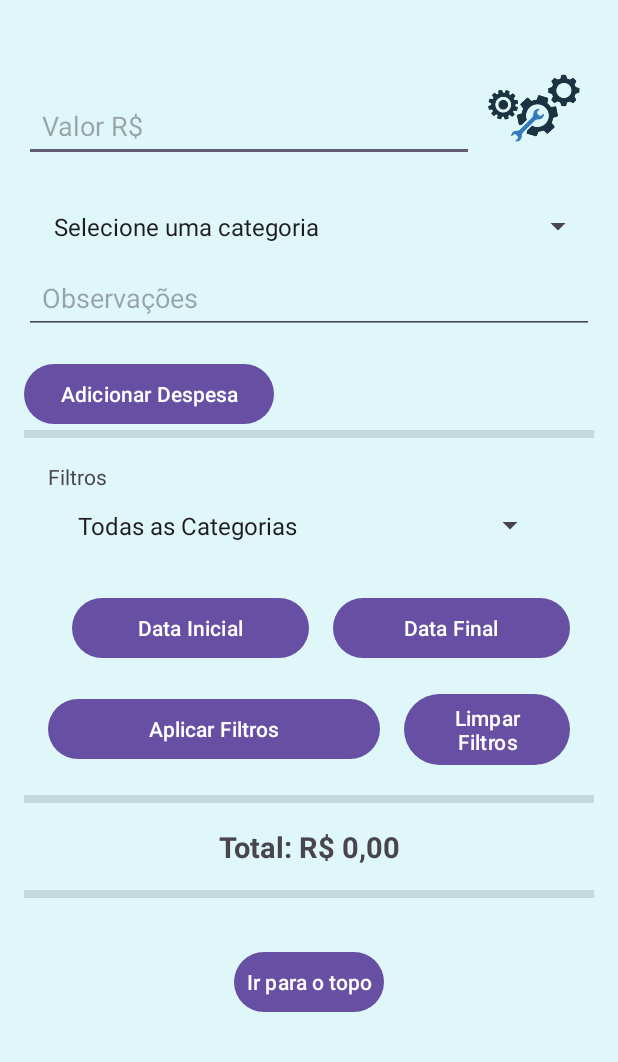
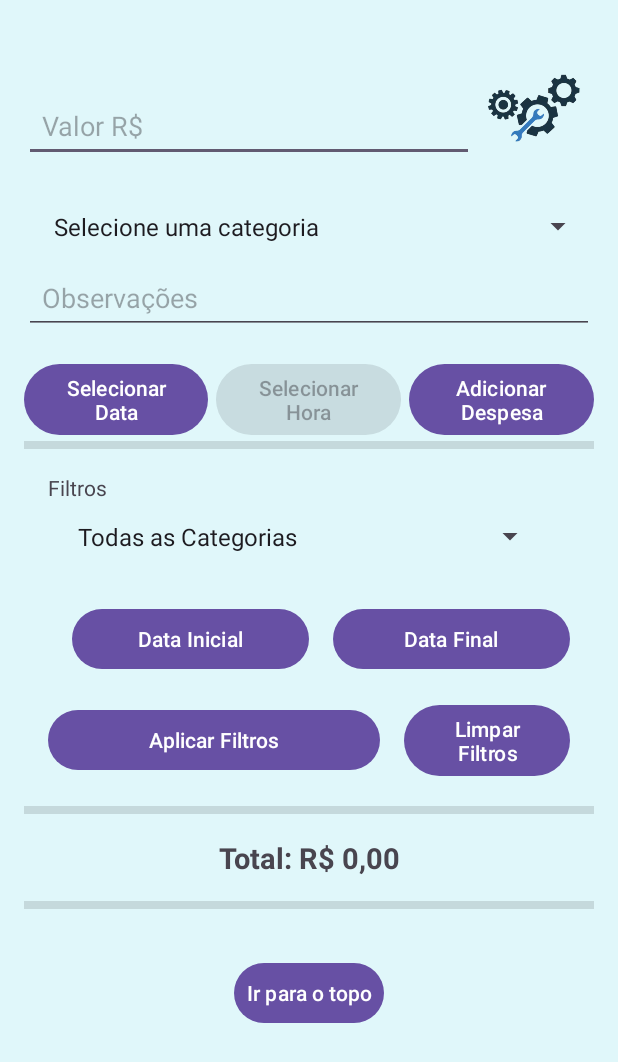
Before and after one commit to bruno-amc/kotlin_projects, an Android app: the screen it shows after launch (ExpenseControlScreen), after a tap on "Adicionar Despesa", on a phone screen of 412 x 824 dp. Shown: the top 1062 px of the screen. Run offline under Robolectric (Android 15) with nearby library versions, the phone set to English and light mode, and no system bars.

Commit message:
colocado campos da DATAS para inserção, ajuste do label NOTAS para OBS

```diff
--- a/expense_control_app/app/src/main/java/com/example/expense_control_app/ExpenseControlScreen.kt
+++ b/expense_control_app/app/src/main/java/com/example/expense_control_app/ExpenseControlScreen.kt
@@ -3,6 +3,7 @@ package com.example.expense_control_app
 import android.annotation.SuppressLint
 import android.app.AlertDialog
 import android.app.DatePickerDialog
+import android.app.TimePickerDialog
 import android.content.Intent
 import android.os.Bundle
 import android.widget.ArrayAdapter
@@ -31,10 +32,15 @@ class ExpenseControlScreen : AppCompatActivity() {
     private var startDate: String? = null
     private var endDate: String? = null
     private lateinit var spinnerCategoryFilter: Spinner
-    private lateinit var buttonStartDate: Button
-    private lateinit var buttonEndDate: Button
+    private lateinit var buttonStartDate: Button //data inicial do campo de filtro
+    private lateinit var buttonEndDate: Button //data final do campo de filtro
     private lateinit var textViewSomaGastos: TextView
+    private lateinit var buttonSelectDate: Button //data para a parte de criação de nova despesa
+    private lateinit var buttonSelectTime: Button //hora para a parte de criação de nova despesa
+    private var selectedDateCalendar: String? = null  // variável para data para a parte de criação de nova despesa
+    private var selectedTimeClock: String? = null // variável para hora para a parte de criação de nova despesa
 
+    @SuppressLint("ClickableViewAccessibility")
     override fun onCreate(savedInstanceState: Bundle?) {
         super.onCreate(savedInstanceState)
         enableEdgeToEdge()
@@ -52,6 +58,12 @@ class ExpenseControlScreen : AppCompatActivity() {
         buttonStartDate = findViewById(R.id.button_select_start_date)
         buttonEndDate = findViewById(R.id.button_select_end_date)
         textViewSomaGastos = findViewById(R.id.textViewSomaGastos)
+        buttonSelectDate = findViewById(R.id.button_select_date)
+        buttonSelectTime = findViewById(R.id.button_select_time)
+
+        // Estado inicial dos botões de Adicionar Despesas e de clicar na Hora
+        buttonSelectTime.isEnabled = false // Hora congelada, só libera dps que a data for escolhida
+        buttonAddNewExpense.isEnabled = true // Adicionar despesa liberado, só congela se uma data for escolhida até que a hora tbm seja escolhida (obrigar usuário a escolher data + hora).
 
 
         // botão do canto superior esquerdo das engrenagens de configuração que faz navegação para tela de configurações
@@ -75,6 +87,32 @@ class ExpenseControlScreen : AppCompatActivity() {
             nestedScrollView.smoothScrollTo(0, 0)
         }
 
+
+        // ação para escolher a data na parte de criação de nova despesa
+        buttonSelectDate.setOnClickListener {
+            showDatePickerDialog { selectedDate ->
+                selectedDateCalendar = selectedDate
+                buttonSelectDate.text = " $selectedDate "
+                Toast.makeText(this, "Data escolhida: $selectedDate\n Escolha a Hora / Minuto", Toast.LENGTH_SHORT).show()
+                // Descongela o botão de hora
+                buttonSelectTime.isEnabled = true
+                // Congela o botão de adicionar despesa
+                buttonAddNewExpense.isEnabled = false
+            }
+        }
+        //ação para escolher a hora na parte de criação de nova despesa
+        buttonSelectTime.setOnClickListener {
+            showTimePickerDialog { selectedTime ->
+                selectedTimeClock = selectedTime
+                buttonSelectTime.text = " $selectedTime "
+                Toast.makeText(this, "Hora escolhida: $selectedTime", Toast.LENGTH_SHORT).show()
+                // Descongela o botão de adicionar despesa
+                buttonAddNewExpense.isEnabled = true
+
+            }
+        }
+
+
         // Carregar categorias no Spinner
         loadCategoryFilter()
 
@@ -85,6 +123,7 @@ class ExpenseControlScreen : AppCompatActivity() {
             showDatePickerDialog { selectedDate ->
                 startDate = selectedDate
                 buttonStartDate.text = "Início: $selectedDate"
+
             }
         }
 
@@ -133,19 +172,35 @@ class ExpenseControlScreen : AppCompatActivity() {
             val expenseValue = editTextNewExpenseValue.text.toString().toDoubleOrNull()
             val expenseNotes = editTextNewExpenseNotes.text.toString()
 
-            val currentDate = getCurrentDateTime()
+            val (currentDate, currentTime) = getCurrentDateTime()
+
+            val finalDateTime = when {
+                selectedDateCalendar != null && selectedTimeClock != null -> "$selectedDateCalendar $selectedTimeClock:00"
+                selectedDateCalendar != null -> "$selectedDateCalendar $currentTime"
+                else -> currentDate
+            }
+
 
             if (expenseValue != null && selectedCategory != "Selecione uma categoria") {
                 val categoryId = dbHelper.getCategoryIdByName(selectedCategory)
 
                 if (categoryId != null) {
-                    dbHelper.addExpense(expenseValue, expenseNotes, currentDate, categoryId)
+                    dbHelper.addExpense(expenseValue, expenseNotes, finalDateTime, categoryId)
 
                     Toast.makeText(this, "Despesa adicionada na categoria $selectedCategory", Toast.LENGTH_SHORT).show()
 
                     editTextNewExpenseValue.text.clear()
                     editTextNewExpenseNotes.text.clear()
-                    spinnerExpenseCategory.setSelection(0) // Retorna o Spinner para a posição inicial
+                    spinnerExpenseCategory.setSelection(0)
+
+                    selectedDateCalendar = null
+                    selectedTimeClock = null
+                    buttonSelectDate.text = "Selecionar Data"
+                    buttonSelectTime.text = "Selecionar Hora"
+
+                    buttonSelectTime.isEnabled = false
+                    buttonAddNewExpense.isEnabled = true
+
                     loadExpenses()
                 } else {
                     Toast.makeText(this, "Erro ao encontrar a categoria selecionada.", Toast.LENGTH_SHORT).show()
@@ -158,6 +213,7 @@ class ExpenseControlScreen : AppCompatActivity() {
                 }
             }
         }
+
     }
 
     override fun onResume() {
@@ -180,6 +236,22 @@ class ExpenseControlScreen : AppCompatActivity() {
         loadExpensesFiltered(categoryId, startDateFormatted, endDateFormatted)
         Toast.makeText(this, "Filtro Aplicado", Toast.LENGTH_SHORT).show()
     }
+
+    // Função para exibir o TimePickerDialog
+    private fun showTimePickerDialog(onTimeSelected: (String) -> Unit) {
+        val calendar = Calendar.getInstance()
+        val hour = calendar.get(Calendar.HOUR_OF_DAY)
+        val minute = calendar.get(Calendar.MINUTE)
+
+        val timePickerDialog = TimePickerDialog(this, { _, selectedHour, selectedMinute ->
+            val selectedTime = String.format("%02d:%02d", selectedHour, selectedMinute)
+            onTimeSelected(selectedTime) // Retorna o horário selecionado
+        }, hour, minute, true) // 'true' para formato 24h
+
+        timePickerDialog.show()
+    }
+
+
 
     private fun showDatePickerDialog(onDateSelected: (String) -> Unit) {
         val calendar = Calendar.getInstance()
@@ -214,7 +286,7 @@ class ExpenseControlScreen : AppCompatActivity() {
 
         // Verificar se existem categorias além de "Selecione uma categoria"
         if (categories.size == 1) { // Significa que apenas a opção inicial está presente
-            Toast.makeText(this, "Nenhuma categoria cadastrada. Insira categorias nas configurações.", Toast.LENGTH_LONG).show()
+            Toast.makeText(this, "Nenhuma categoria cadastrada.\nInsira categorias nas configurações.", Toast.LENGTH_LONG).show()
         }
 
         // Configurar o Spinner com as categorias
@@ -225,9 +297,14 @@ class ExpenseControlScreen : AppCompatActivity() {
     }
 
     //Função para Obter Data e Hora
-    private fun getCurrentDateTime(): String {
+    private fun getCurrentDateTime(): Pair<String, String> {
+
+        //obeter data e hora
         val dateFormat = java.text.SimpleDateFormat("dd/MM/yyyy HH:mm:ss", java.util.Locale.getDefault())
-        return dateFormat.format(java.util.Date())
+
+        //Obter somente a hora, sem a data
+        val timeFormat = java.text.SimpleDateFormat("HH:mm", java.util.Locale.getDefault())
+        return Pair( dateFormat.format(java.util.Date()), timeFormat.format(java.util.Date()))
     }
 
     // função para avisar o usuário cadastrar uma categoria se o spinner estiver vazio
@@ -236,7 +313,7 @@ class ExpenseControlScreen : AppCompatActivity() {
         spinnerExpenseCategory.setOnTouchListener { _, _ ->
             // Verifica se o Spinner está vazio (apenas com a opção inicial)
             if ((spinnerExpenseCategory.adapter?.count ?: 0) <= 1) {
-                Toast.makeText(this, "Nenhuma categoria cadastrada. Insira categorias nas configurações.", Toast.LENGTH_LONG).show()
+                Toast.makeText(this, "Nenhuma categoria cadastrada.\nInsira categorias nas configurações.", Toast.LENGTH_LONG).show()
             }
             false // Retorna false para permitir que o Spinner abra (se necessário)
         }
@@ -272,7 +349,7 @@ class ExpenseControlScreen : AppCompatActivity() {
 
                     // Criar TextView e Botão de Exclusão
                     val textViewExpenseInfo = TextView(this).apply {
-                        text = "R$ %.2f - $expenseCategory\n$expenseDate\nNotas: $expenseNotes\n".format(expenseValue)
+                        text = "R$ %.2f - $expenseCategory\n$expenseDate\nObs: $expenseNotes\n".format(expenseValue)
                         textSize = 16f
                     }
 
@@ -375,7 +452,7 @@ class ExpenseControlScreen : AppCompatActivity() {
 
                 // Criar TextView e Botão de Exclusão
                 val textViewExpenseInfo = TextView(this).apply {
-                    text = "R$ %.2f - $expenseCategory\n$expenseDate\nNotas: $expenseNotes\n".format(expenseValue)
+                    text = "R$ %.2f - $expenseCategory\n$expenseDate\nObs: $expenseNotes\n".format(expenseValue)
                     textSize = 16f
                 }
 
--- a/expense_control_app/app/src/main/res/layout/activity_expense_control_screen.xml
+++ b/expense_control_app/app/src/main/res/layout/activity_expense_control_screen.xml
@@ -58,12 +58,39 @@
             android:padding="12dp"
             android:textSize="18sp" />
 
+
+    <LinearLayout
+        android:layout_width="match_parent"
+        android:layout_height="wrap_content"
+        android:orientation="horizontal"
+        android:layout_marginTop="16dp">
+
+        <Button
+            android:id="@+id/button_select_date"
+            android:layout_width="0dp"
+            android:layout_height="wrap_content"
+            android:layout_weight="1"
+            android:text="Selecionar Data"
+            android:layout_marginRight="5dp"
+            />
+
+        <Button
+            android:id="@+id/button_select_time"
+            android:layout_width="0dp"
+            android:layout_height="wrap_content"
+            android:layout_weight="1"
+            android:text="Selecionar Hora"
+
+            android:layout_marginRight="5dp"/>
+
         <Button
             android:id="@+id/button_add_new_expense"
-            android:layout_width="wrap_content"
+            android:layout_width="0dp"
             android:layout_height="wrap_content"
-            android:text="Adicionar Despesa"
-            android:layout_marginTop="16dp" />
+            android:layout_weight="1"
+            android:text="Adicionar Despesa" />
+
+    </LinearLayout>
 
         <View
             android:id="@+id/divider"
```
Also changed, not shown: expense_control_app/app/src/main/java/com/example/expense_control_app/ConfigurationActivity.kt (+21 -0 lines), expense_control_app/app/src/main/res/layout/activity_configuration.xml (+9 -0 lines).
